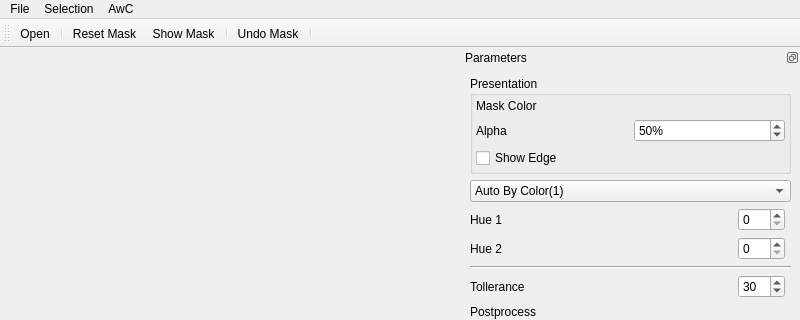
Before: the Qt Designer form applications/testSuperResolution/ui/testSuperResolutionMainWindow.ui in PimenovAlexander/corecvs, drawn with Qt 5; both pictures show x 0 to 800 and y 0 to 320 of the 800 by 639 pixel window.
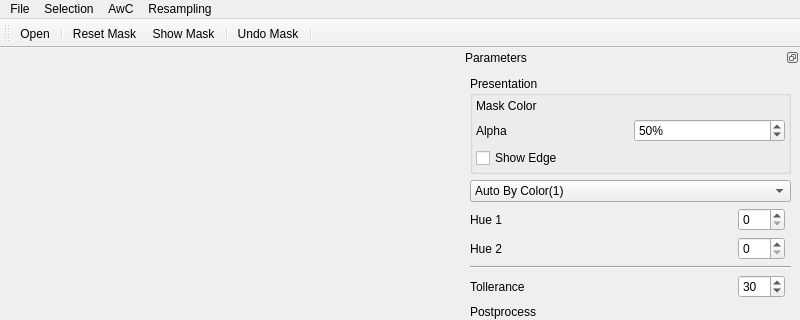
After: the same form once the commit is applied. Icons and pictures are not drawn. Custom widgets are drawn as their Qt base class.

Commit message: add the simplest resampling

Patch:
```diff
--- a/applications/testSuperResolution/ui/testSuperResolutionMainWindow.ui
+++ b/applications/testSuperResolution/ui/testSuperResolutionMainWindow.ui
@@ -317,9 +317,16 @@
     <addaction name="separator"/>
     <addaction name="actionClear"/>
    </widget>
+   <widget class="QMenu" name="menuResampling">
+    <property name="title">
+     <string>Resampling</string>
+    </property>
+    <addaction name="actionResample_current_picture"/>
+   </widget>
    <addaction name="menuFile"/>
    <addaction name="menuSelection"/>
    <addaction name="menuAwC"/>
+   <addaction name="menuResampling"/>
   </widget>
   <action name="actionOpen">
    <property name="icon">
```
Left out of the diff: 5 changed lines with no effect on the pictures. The commit also changes 5 other files.
